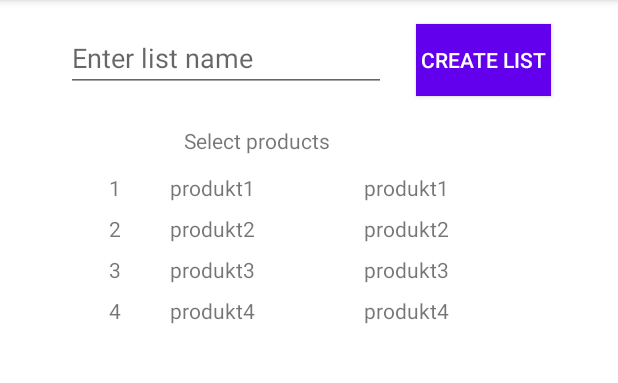
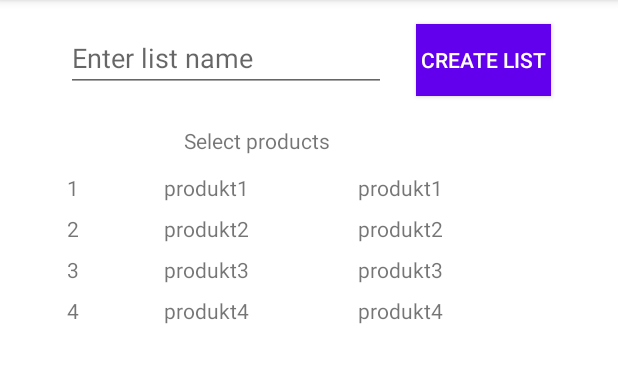
Before and after one commit to darq37/android-room, an Android app: the ListActivity screen opened directly, with no data from a screen before it, on a phone screen of 412 x 824 dp, the part 84-467 px from its top. Run offline under Robolectric (Android 15) with nearby library versions, the phone set to English and light mode, and no system bars; our stand-ins replace Room's generated code, RxJava.

Commit message:
Add new List adapter

```diff
--- a/app/build.gradle
+++ b/app/build.gradle
@@ -50,6 +50,8 @@ dependencies {
     annotationProcessor "androidx.room:room-compiler:$rootProject.roomVersion"
     implementation "androidx.room:room-rxjava2:$rootProject.roomVersion"
 
+    implementation 'io.reactivex.rxjava2:rxjava:2.2.20'
+    implementation 'io.reactivex.rxjava2:rxandroid:2.1.1'
 
 
 }
--- a/app/src/main/java/com/darq37/android_room/adapters/ProductAdapter.java
+++ b/app/src/main/java/com/darq37/android_room/adapters/ProductAdapter.java
@@ -32,10 +32,14 @@ public class ProductAdapter extends RecyclerView.Adapter<ProductAdapter.ProductV
         return new ProductViewHolder(view);
     }
 
+
+    @SuppressLint("SetTextI18n")
     @Override
     public void onBindViewHolder(@NonNull ProductViewHolder holder, int position) {
         Product p = productList.get(position);
-        holder.bind(p);
+        holder.id.setText(Long.toString(p.getId()));
+        holder.description.setText(p.getDescription());
+        holder.name.setText(p.getName());
         holder.itemView.setOnClickListener(v -> {
             p.setChecked(!p.isChecked());
             holder.itemView.setBackgroundColor(p.isChecked() ? Color.LTGRAY : Color.TRANSPARENT);
@@ -49,7 +53,7 @@ public class ProductAdapter extends RecyclerView.Adapter<ProductAdapter.ProductV
         return productList.size();
     }
 
-    @SuppressLint("SetTextI18n")
+
     public static class ProductViewHolder extends RecyclerView.ViewHolder {
         private final TextView id;
         private final TextView name;
@@ -61,12 +65,6 @@ public class ProductAdapter extends RecyclerView.Adapter<ProductAdapter.ProductV
             id = view.findViewById(R.id.productIdText);
             name = view.findViewById(R.id.productNameText);
             description = view.findViewById(R.id.productDescriptionText);
-        }
-
-        void bind(final Product p) {
-            id.setText(Long.toString(p.getId()));
-            description.setText(p.getDescription());
-            name.setText(p.getName());
         }
     }
 
--- a/app/src/main/java/com/darq37/android_room/database/dao/ShoppingListDao.java
+++ b/app/src/main/java/com/darq37/android_room/database/dao/ShoppingListDao.java
@@ -4,7 +4,6 @@ import androidx.room.Dao;
 import androidx.room.Query;
 import androidx.room.Transaction;
 
-import com.darq37.android_room.database.crossrefs.ListWithProducts;
 import com.darq37.android_room.entity.ShoppingList;
 
 import java.util.List;
@@ -15,9 +14,9 @@ import io.reactivex.Single;
 @Dao
 public abstract class ShoppingListDao extends GenericDao<ShoppingList, Long> {
 
-    @Transaction
+   /* @Transaction
     @Query("SELECT * FROM shopping_lists WHERE list_id = :id")
-    public abstract List<ListWithProducts> loadListWithProducts(long id);
+    public abstract List<ListWithProducts> loadListWithProducts(long id);*/
 
     @Override
     @Query("DELETE FROM shopping_lists")
--- a/app/src/main/java/com/darq37/android_room/entity/Product.java
+++ b/app/src/main/java/com/darq37/android_room/entity/Product.java
@@ -64,7 +64,8 @@ public class Product implements Serializable {
         this.id = id;
     }
 
-    public String getName() {
+    public @NonNull
+    String getName() {
         return name;
     }
 
--- a/app/src/main/res/layout/product_data.xml
+++ b/app/src/main/res/layout/product_data.xml
@@ -8,30 +8,44 @@
     android:dividerPadding="2dp"
     android:orientation="horizontal"
     android:padding="2dp"
-    android:weightSum="10">
+    android:weightSum="5">
+
+    <LinearLayout
+        android:layout_width="0dp"
+        android:layout_height="wrap_content"
+        android:layout_weight="1"
+        android:orientation="vertical">
 
         <TextView
             android:id="@+id/productIdText"
             android:layout_width="match_parent"
             android:layout_height="wrap_content"
-        android:layout_weight="4"
-        tools:text="ID"
-        android:gravity="center" />
+            tools:text="ID" />
+    </LinearLayout>
+
+    <LinearLayout
+        android:layout_width="0dp"
+        android:layout_height="wrap_content"
+        android:layout_weight="2"
+        android:orientation="vertical">
 
         <TextView
             android:id="@+id/productNameText"
             android:layout_width="match_parent"
             android:layout_height="wrap_content"
-        android:layout_weight="4"
-        tools:text="Name"
-        android:gravity="center" />
+            tools:text="Name" />
+    </LinearLayout>
+
+    <LinearLayout
+        android:layout_width="0dp"
+        android:layout_height="wrap_content"
+        android:layout_weight="2"
+        android:orientation="vertical">
 
         <TextView
             android:id="@+id/productDescriptionText"
             android:layout_width="match_parent"
             android:layout_height="wrap_content"
-        android:layout_weight="2"
-        tools:text="Description"
-        android:gravity="center" />
-
+            tools:text="Description" />
     </LinearLayout>
+</LinearLayout>
```
Also changed, not shown: app/src/main/java/com/darq37/android_room/adapters/ProductListAdapter.java (added, +51 -0 lines), app/src/main/res/layout/activity_account.xml (+6 -5 lines), app/src/main/res/layout/activity_list_details.xml (+8 -6 lines), app/src/main/res/layout/list_data.xml (+3 -7 lines), app/src/main/res/layout/productlist_data.xml (added, +25 -0 lines). Lines whose indentation alone changed are shown as unchanged.
